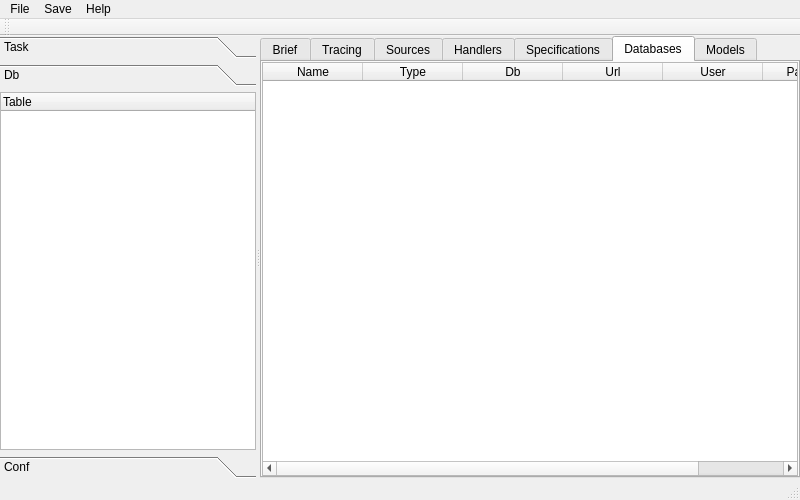
lishnih/index, file index/mainframe/mainframe.ui: the form before one commit.
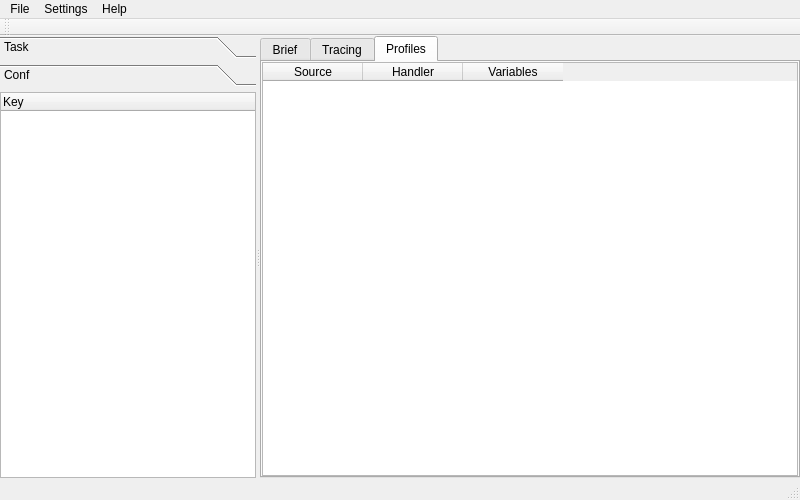
The form after the commit. The open tabs and pages were chosen to show the change.

```diff
--- a/index/mainframe/mainframe.ui
+++ b/index/mainframe/mainframe.ui
@@ -80,38 +80,8 @@
          <rect>
           <x>0</x>
           <y>0</y>
-          <width>83</width>
-          <height>71</height>
-         </rect>
-        </property>
-        <attribute name="label">
-         <string>Db</string>
-        </attribute>
-        <layout class="QVBoxLayout" name="verticalLayout_9">
-         <property name="spacing">
-          <number>3</number>
-         </property>
-         <property name="margin">
-          <number>0</number>
-         </property>
-         <item>
-          <widget class="QTreeWidget" name="db_tree">
-           <column>
-            <property name="text">
-             <string>Table</string>
-            </property>
-           </column>
-          </widget>
-         </item>
-        </layout>
-       </widget>
-       <widget class="QWidget" name="page3">
-        <property name="geometry">
-         <rect>
-          <x>0</x>
-          <y>0</y>
-          <width>83</width>
-          <height>71</height>
+          <width>256</width>
+          <height>393</height>
          </rect>
         </property>
         <attribute name="label">
@@ -183,7 +153,7 @@
        </widget>
        <widget class="QWidget" name="tab3">
         <attribute name="title">
-         <string>Sources</string>
+         <string>Profiles</string>
         </attribute>
         <layout class="QVBoxLayout" name="verticalLayout_3">
          <property name="spacing">
@@ -209,157 +179,7 @@
            </column>
            <column>
             <property name="text">
-             <string>Specification</string>
-            </property>
-           </column>
-           <column>
-            <property name="text">
-             <string>Db</string>
-            </property>
-           </column>
-           <column>
-            <property name="text">
-             <string>Model</string>
-            </property>
-           </column>
-          </widget>
-         </item>
-        </layout>
-       </widget>
-       <widget class="QWidget" name="tab4">
-        <attribute name="title">
-         <string>Handlers</string>
-        </attribute>
-        <layout class="QVBoxLayout" name="verticalLayout_4">
-         <property name="spacing">
-          <number>0</number>
-         </property>
-         <property name="margin">
-          <number>0</number>
-         </property>
-         <item>
-          <widget class="QTableWidget" name="table4">
-           <property name="sortingEnabled">
-            <bool>true</bool>
-           </property>
-           <column>
-            <property name="text">
-             <string>Name</string>
-            </property>
-           </column>
-           <column>
-            <property name="text">
-             <string>Revision</string>
-            </property>
-           </column>
-          </widget>
-         </item>
-        </layout>
-       </widget>
-       <widget class="QWidget" name="tab5">
-        <attribute name="title">
-         <string>Specifications</string>
-        </attribute>
-        <layout class="QVBoxLayout" name="verticalLayout_5">
-         <property name="spacing">
-          <number>0</number>
-         </property>
-         <property name="margin">
-          <number>0</number>
-         </property>
-         <item>
-          <widget class="QTableWidget" name="table5">
-           <property name="sortingEnabled">
-            <bool>true</bool>
-           </property>
-           <column>
-            <property name="text">
-             <string>Name</string>
-            </property>
-           </column>
-           <column>
-            <property name="text">
-             <string>Revision</string>
-            </property>
-           </column>
-          </widget>
-         </item>
-        </layout>
-       </widget>
-       <widget class="QWidget" name="tab6">
-        <attribute name="title">
-         <string>Databases</string>
-        </attribute>
-        <layout class="QVBoxLayout" name="verticalLayout_6">
-         <property name="spacing">
-          <number>0</number>
-         </property>
-         <property name="margin">
-          <number>0</number>
-         </property>
-         <item>
-          <widget class="QTableWidget" name="table6">
-           <property name="sortingEnabled">
-            <bool>true</bool>
-           </property>
-           <column>
-            <property name="text">
-             <string>Name</string>
-            </property>
-           </column>
-           <column>
-            <property name="text">
-             <string>Type</string>
-            </property>
-           </column>
-           <column>
-            <property name="text">
-             <string>Db</string>
-            </property>
-           </column>
-           <column>
-            <property name="text">
-             <string>Url</string>
-            </property>
-           </column>
-           <column>
-            <property name="text">
-             <string>User</string>
-            </property>
-           </column>
-           <column>
-            <property name="text">
-             <string>Password</string>
-            </property>
-           </column>
-          </widget>
-         </item>
-        </layout>
-       </widget>
-       <widget class="QWidget" name="tab7">
-        <attribute name="title">
-         <string>Models</string>
-        </attribute>
-        <layout class="QVBoxLayout" name="verticalLayout_7">
-         <property name="spacing">
-          <number>0</number>
-         </property>
-         <property name="margin">
-          <number>0</number>
-         </property>
-         <item>
-          <widget class="QTableWidget" name="table7">
-           <property name="sortingEnabled">
-            <bool>true</bool>
-           </property>
-           <column>
-            <property name="text">
-             <string>Name</string>
-            </property>
-           </column>
-           <column>
-            <property name="text">
-             <string>Revision</string>
+             <string>Variables</string>
             </property>
            </column>
           </widget>
@@ -390,18 +210,6 @@
     <addaction name="separator"/>
     <addaction name="actionExit"/>
    </widget>
-   <widget class="QMenu" name="menuSave">
-    <property name="title">
-     <string>Save</string>
-    </property>
-    <addaction name="actionSources"/>
-    <addaction name="actionHandlers"/>
-    <addaction name="actionSpecifications"/>
-    <addaction name="actionDatabases"/>
-    <addaction name="actionModels"/>
-    <addaction name="separator"/>
-    <addaction name="actionAll"/>
-   </widget>
    <widget class="QMenu" name="menuHelp">
     <property name="title">
      <string>Help</string>
@@ -409,8 +217,14 @@
     <addaction name="actionAbout"/>
     <addaction name="actionAbout_Qt"/>
    </widget>
+   <widget class="QMenu" name="menuSettings">
+    <property name="title">
+     <string>Settings</string>
+    </property>
+    <addaction name="actionOpen_folder"/>
+   </widget>
    <addaction name="menuFile"/>
-   <addaction name="menuSave"/>
+   <addaction name="menuSettings"/>
    <addaction name="menuHelp"/>
   </widget>
   <widget class="QStatusBar" name="statusbar"/>
```
Left out of the diff: 34 changed lines with no effect on the pictures.
